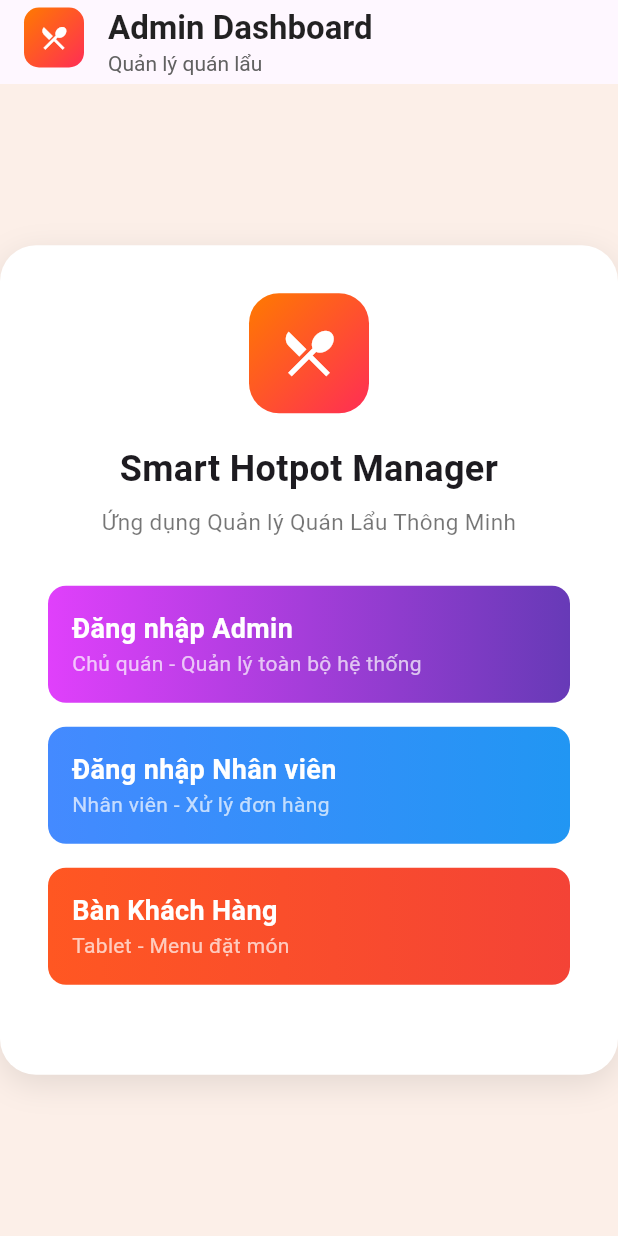
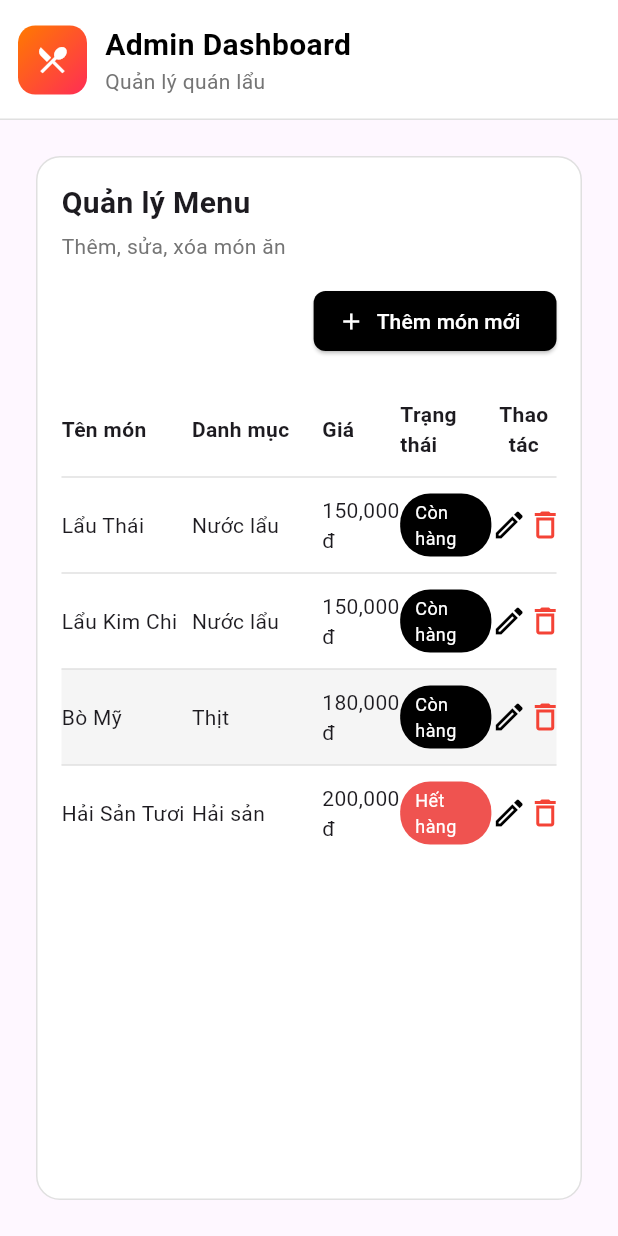
Before and after one commit to Comotcaiten/smart_hotpot_manager, a Flutter app: the screen it shows after launch, on a phone screen of 412 x 824 dp. Run offline on Flutter 3.47's test engine with Material 3 defaults, Android fonts, the phone set to English and light mode, and no system bars; our stand-ins replace firebase_core; accounts and stored records are empty.

Commit message:
Add admin product table UI and refactor app bar
Introduces ProductTableUI for menu management in admin_product_table.dart and refactors the main app bar to use TitleAppBar with SectionHeaderIconLead. Updates AppIcon to support custom icons, modularizes section and segment navigation widgets, and removes SectionHeader from main.dart. Also updates Android build config for NDK and minSdkVersion.

```diff
--- a/lib/main.dart
+++ b/lib/main.dart
@@ -1,7 +1,7 @@
 import 'package:flutter/material.dart';
-import 'package:flutter/services.dart';
-import 'package:smart_hotpot_manager/screens/welcome_screen.dart';
-import 'package:smart_hotpot_manager/widgets/app_icon.dart';
+import 'package:smart_hotpot_manager/screens/admin_product_table.dart';
+// import 'package:flutter/services.dart';
+import 'package:smart_hotpot_manager/widgets/title_app_bar.dart';
 
 void main() => runApp(const MyApp());
 
@@ -12,9 +12,7 @@ class MyApp extends StatelessWidget {
   Widget build(BuildContext context) {
     return MaterialApp(
       debugShowCheckedModeBanner: false,
-      theme: ThemeData(
-        primarySwatch: Colors.blue
-      ),
+      theme: ThemeData(primarySwatch: Colors.blue),
       home: MyPage(),
     );
   }
@@ -25,75 +23,17 @@ class MyPage extends StatefulWidget {
 
   @override
   State<StatefulWidget> createState() => _MyPageState();
-
 }
 
 class _MyPageState extends State<MyPage> {
   @override
   Widget build(BuildContext context) {
     return Scaffold(
-      appBar: AppBar(
-        title: Row(
-          children: <Widget>[
-            SectionHeader(
-            title: "Admin Dashboard",
-            subtitle: "Quản lý quán lẩu",
-            child: AppIcon(size: 40,),
-            )
-          ],
-        ),
+      appBar: const TitleAppBar(
+        title: "Admin Dashboard",
+        subtitle: "Quản lý quán lẩu",
       ),
-      body: WelcomeScreen(),
-    );
-  }
-
-}
-
-class SectionHeader extends StatelessWidget {
-  final String title;
-  final String subtitle;
-  final double iconSize;
-
-  final Widget? child;
-
-  const SectionHeader({
-    super.key,
-    required this.title,
-    required this.subtitle,
-    this.iconSize = 40,
-    this.child,
-  });
-
-  @override
-  Widget build(BuildContext context) {
-    return Row(
-      crossAxisAlignment: CrossAxisAlignment.start,
-      children: [
-        child ?? const SizedBox(width: 1,),
-
-        const SizedBox(width: 16),
-
-        Column(
-          crossAxisAlignment: CrossAxisAlignment.start,
-          children: [
-            Text(
-              title,
-              style: const TextStyle(
-                fontSize: 22,
-                fontWeight: FontWeight.bold,
-                color: Colors.black87,
-              ),
-            ),
-            Text(
-              subtitle,
-              style: TextStyle(
-                fontSize: 14,
-                color: Colors.grey.shade700,
-              ),
-            ),
-          ],
-        ),
-      ],
+      body: ProductTableUI(),
     );
   }
 }
--- /dev/null
+++ b/lib/screens/admin_product_table.dart
@@ -0,0 +1,177 @@
+// ignore_for_file: public_member_api_docs, sort_constructors_first
+import 'package:flutter/material.dart';
+
+class ProductTableUI extends StatelessWidget {
+  const ProductTableUI({super.key});
+
+  @override
+  Widget build(BuildContext context) {
+    return Container(
+      margin: const EdgeInsets.all(24),
+      padding: const EdgeInsets.all(16),
+      decoration: BoxDecoration(
+        color: Colors.white,
+        borderRadius: BorderRadius.circular(16),
+        border: Border.all(color: Colors.grey.shade300),
+      ),
+      child: Column(
+        crossAxisAlignment: CrossAxisAlignment.start,
+        children: [
+          const Text(
+            "Quản lý Menu",
+            style: TextStyle(fontSize: 20, fontWeight: FontWeight.bold),
+          ),
+          const SizedBox(height: 4),
+          Text(
+            "Thêm, sửa, xóa món ăn",
+            style: TextStyle(fontSize: 14, color: Colors.grey.shade600),
+          ),
+          const SizedBox(height: 16),
+
+          Align(
+            alignment: Alignment.centerRight,
+            child: ElevatedButton.icon(
+              icon: const Icon(Icons.add, size: 18),
+              label: const Text("Thêm món mới"),
+              style: ElevatedButton.styleFrom(
+                backgroundColor: Colors.black,
+                foregroundColor: Colors.white,
+                shape: RoundedRectangleBorder(
+                  borderRadius: BorderRadius.circular(8),
+                ),
+              ),
+              onPressed: () {},
+            ),
+          ),
+
+          const SizedBox(height: 16),
+
+          Table(
+            columnWidths: const {
+              0: FlexColumnWidth(2),
+              1: FlexColumnWidth(2),
+              2: FlexColumnWidth(1.2),
+              3: FlexColumnWidth(1.4),
+              4: FlexColumnWidth(1),
+            },
+            border: TableBorder(
+              horizontalInside: BorderSide(color: Colors.grey.shade300),
+            ),
+            defaultVerticalAlignment: TableCellVerticalAlignment.middle,
+            children: [
+              _buildHeaderRow(),
+
+              // Fake sample data
+              _buildDataRow("Lẩu Thái", "Nước lẩu", "150,000đ", true),
+              _buildDataRow("Lẩu Kim Chi", "Nước lẩu", "150,000đ", true),
+              _buildDataRow(
+                "Bò Mỹ",
+                "Thịt",
+                "180,000đ",
+                true,
+                highlighted: true,
+              ),
+              _buildDataRow("Hải Sản Tươi", "Hải sản", "200,000đ", false),
+            ],
+          ),
+        ],
+      ),
+    );
+  }
+
+  TableRow _buildHeaderRow() {
+    return const TableRow(
+      children: [
+        _headerCell(text: "Tên món"),
+        _headerCell(text: "Danh mục"),
+        _headerCell(text: "Giá"),
+        _headerCell(text: "Trạng thái"),
+        _headerCell(text: "Thao tác", align: TextAlign.center),
+      ],
+    );
+  }
+
+  TableRow _buildDataRow(
+    String name,
+    String category,
+    String price,
+    bool inStock, {
+    bool highlighted = false,
+  }) {
+    return TableRow(
+      decoration: BoxDecoration(
+        color: highlighted ? Colors.grey.shade100 : Colors.transparent,
+      ),
+      children: [
+        _cell(name),
+        _cell(category),
+        _cell(price),
+        _badge(inStock),
+        _actions(),
+      ],
+    );
+  }
+}
+
+// ---------------------------------------
+
+class _headerCell extends StatelessWidget {
+  const _headerCell({super.key, required this.text, this.align});
+  final String? text;
+  final TextAlign? align;
+
+  @override
+  Widget build(BuildContext context) {
+    return Padding(
+      padding: const EdgeInsets.symmetric(vertical: 12),
+      child: Text(
+        text ?? "",
+        style: const TextStyle(fontWeight: FontWeight.bold, fontSize: 14),
+        textAlign: align ?? TextAlign.left,
+      ),
+    );
+  }
+}
+
+class _cell extends StatelessWidget {
+  final String text;
+  const _cell(this.text);
+
+  @override
+  Widget build(BuildContext context) {
+    return Padding(
+      padding: const EdgeInsets.symmetric(vertical: 12),
+      child: Text(text, style: const TextStyle(fontSize: 14)),
+    );
+  }
+}
+
+Widget _badge(bool inStock) {
+  return Align(
+    alignment: Alignment.centerLeft,
+    child: Container(
+      padding: const EdgeInsets.symmetric(horizontal: 10, vertical: 4),
+      decoration: BoxDecoration(
+        color: inStock ? Colors.black : Colors.red.shade400,
+        borderRadius: BorderRadius.circular(20),
+      ),
+      child: Text(
+        inStock ? "Còn hàng" : "Hết hàng",
+        style: const TextStyle(color: Colors.white, fontSize: 12),
+      ),
+    ),
+  );
+}
+
+Widget _actions() {
+  return Container(
+    // color: Colors.white,
+    child: Row(
+      mainAxisAlignment: MainAxisAlignment.spaceEvenly,
+      children: [
+        Icon(Icons.edit_outlined, color: Colors.black),
+        Icon(Icons.delete_outline, color: Colors.red),
+      ],
+    ),
+  );
+}
--- a/lib/screens/welcome_screen.dart
+++ b/lib/screens/welcome_screen.dart
@@ -13,15 +13,15 @@ class WelcomeScreen extends StatelessWidget {
           width: 500,
           padding: const EdgeInsets.all(32),
           decoration: BoxDecoration(
-            color: Colors.white,
+            // color: Colors.white,
             borderRadius: BorderRadius.circular(24),
-            boxShadow: [
-              BoxShadow(
-                offset: const Offset(0, 6),
-                blurRadius: 18,
-                color: Colors.black.withValues(alpha: 0.1),
-              ),
-            ],
+            // boxShadow: [
+            //   BoxShadow(
+            //     offset: const Offset(0, 6),
+            //     blurRadius: 18,
+            //     color: Colors.black.withValues(alpha: 0.1),
+            //   ),
+            // ],
           ),
           child: Column(
             mainAxisSize: MainAxisSize.min,
--- a/lib/widgets/app_icon.dart
+++ b/lib/widgets/app_icon.dart
@@ -3,7 +3,9 @@ import 'package:flutter/material.dart';
 class AppIcon extends StatelessWidget {
   final double size;
 
-  const AppIcon({super.key, this.size = 80});
+  final IconData icon;
+
+  const AppIcon({super.key, this.size = 80, this.icon = Icons.restaurant_menu});
 
   @override
   Widget build(BuildContext context) {
@@ -25,7 +27,7 @@ class AppIcon extends StatelessWidget {
         ),
       ),
       child: Icon(
-        Icons.restaurant_menu,
+        icon,
         size: size * 0.5,
         color: Colors.white,
       ),
--- /dev/null
+++ b/lib/widgets/section.dart
@@ -0,0 +1,47 @@
+// section.dart
+import 'package:flutter/material.dart';
+
+class SectionHeaderIconLead extends StatelessWidget {
+  final String title;
+  final String subtitle;
+  final double iconSize;
+
+  final Widget? child;
+
+  const SectionHeaderIconLead({
+    super.key,
+    required this.title,
+    required this.subtitle,
+    this.iconSize = 40,
+    this.child,
+  });
+
+  @override
+  Widget build(BuildContext context) {
+    return Row(
+      crossAxisAlignment: CrossAxisAlignment.center,
+      children: [
+        child ?? const SizedBox(width: 1),
+        const SizedBox(width: 12),
+        Column(
+          mainAxisAlignment: MainAxisAlignment.center,
+          crossAxisAlignment: CrossAxisAlignment.start,
+          children: [
+            Text(
+              title,
+              style: const TextStyle(
+                fontSize: 20,
+                fontWeight: FontWeight.bold,
+                color: Colors.black,
+              ),
+            ),
+            Text(
+              subtitle,
+              style: TextStyle(fontSize: 14, color: Colors.grey.shade600),
+            ),
+          ],
+        ),
+      ],
+    );
+  }
+}
--- /dev/null
+++ b/lib/widgets/segment_navigator.dart
@@ -0,0 +1,73 @@
+import 'package:flutter/cupertino.dart';
+import 'package:flutter/material.dart';
+
+enum AdminView { overview, menu, table, account, order }
+
+class SegmentMenu extends StatefulWidget {
+  const SegmentMenu({super.key, this.child});
+
+  final Widget? child;
+
+  @override
+  State<StatefulWidget> createState() => _SegmentMenuState();
+}
+
+class _SegmentMenuState extends State<SegmentMenu> {
+  AdminView _select = AdminView.overview;
+
+  @override
+  Widget build(BuildContext context) {
+    return Container(
+      padding: const EdgeInsets.all(6),
+      decoration: BoxDecoration(
+        color: const Color(0xFFF3F4F6),
+        borderRadius: BorderRadius.circular(16),
+      ),
+      child: CupertinoPageScaffold(
+        navigationBar: CupertinoNavigationBar(
+          middle: CupertinoSlidingSegmentedControl<AdminView>(
+            groupValue: _select,
+            thumbColor: Colors.white,
+            backgroundColor: Colors.transparent,
+            onValueChanged: (value) {
+              setState(() => _select = value!);
+            },
+
+            children: const {
+              AdminView.overview: _SegmentText("Overview"),
+              AdminView.menu: _SegmentText("Menu"),
+              AdminView.table: _SegmentText("Table"),
+              AdminView.order: _SegmentText("Order"),
+              AdminView.account: _SegmentText("Account"),
+            },
+          ),
+        ),
+
+        child: Center(
+          child:
+              widget.child ??
+              Text(
+                'Selected Segment: ${_select.name}',
+                style: TextStyle(color: CupertinoColors.black),
+              ),
+        ),
+      ),
+    );
+  }
+}
+
+class _SegmentText extends StatelessWidget {
+  final String text;
+  const _SegmentText(this.text);
+
+  @override
+  Widget build(BuildContext context) {
+    return Container(
+      padding: const EdgeInsets.symmetric(horizontal: 20, vertical: 8),
+      child: Text(
+        text,
+        style: const TextStyle(color: Colors.black, fontSize: 14),
+      ),
+    );
+  }
+}
--- /dev/null
+++ b/lib/widgets/title_app_bar.dart
@@ -0,0 +1,58 @@
+import 'package:flutter/material.dart';
+import 'package:smart_hotpot_manager/widgets/app_icon.dart';
+import 'package:smart_hotpot_manager/widgets/section.dart';
+
+class TitleAppBar extends StatelessWidget implements PreferredSizeWidget {
+  final String title;
+  final String subtitle;
+  final Widget? icon; // icon tuỳ biến
+
+  const TitleAppBar({
+    super.key,
+    required this.title,
+    required this.subtitle,
+    this.icon,
+  });
+
+  @override
+  Widget build(BuildContext context) {
+    return AppBar(
+      elevation: 0,
+      backgroundColor: Colors.transparent,
+      automaticallyImplyLeading: false,
+
+      flexibleSpace: Stack(
+        children: [
+          Container(
+            decoration: const BoxDecoration(color: Colors.white),
+            child: SafeArea(
+              child: Padding(
+                padding: const EdgeInsets.symmetric(horizontal: 12),
+                child: Align(
+                  alignment: Alignment.centerLeft,
+                  child: SectionHeaderIconLead(
+                    title: title,
+                    subtitle: subtitle,
+                    child: icon ?? const AppIcon(size: 46),
+                  ),
+                ),
+              ),
+            ),
+          ),
+
+          Positioned(
+            bottom: 0,
+            left: 0,
+            right: 0,
+            child: Container(height: 1, color: Colors.grey.shade300),
+          ),
+        ],
+      ),
+
+      toolbarHeight: 80,
+    );
+  }
+
+  @override
+  Size get preferredSize => const Size.fromHeight(80);
+}
```
Also changed, not shown: lib/widgets/table_widget.dart (added), 1 other file.
